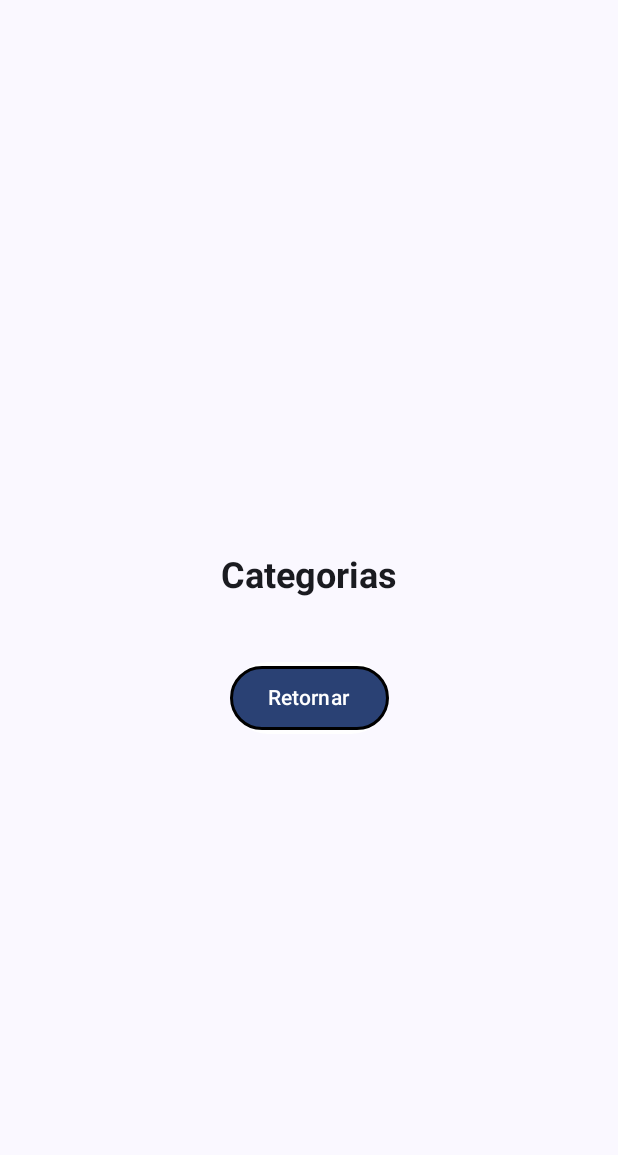
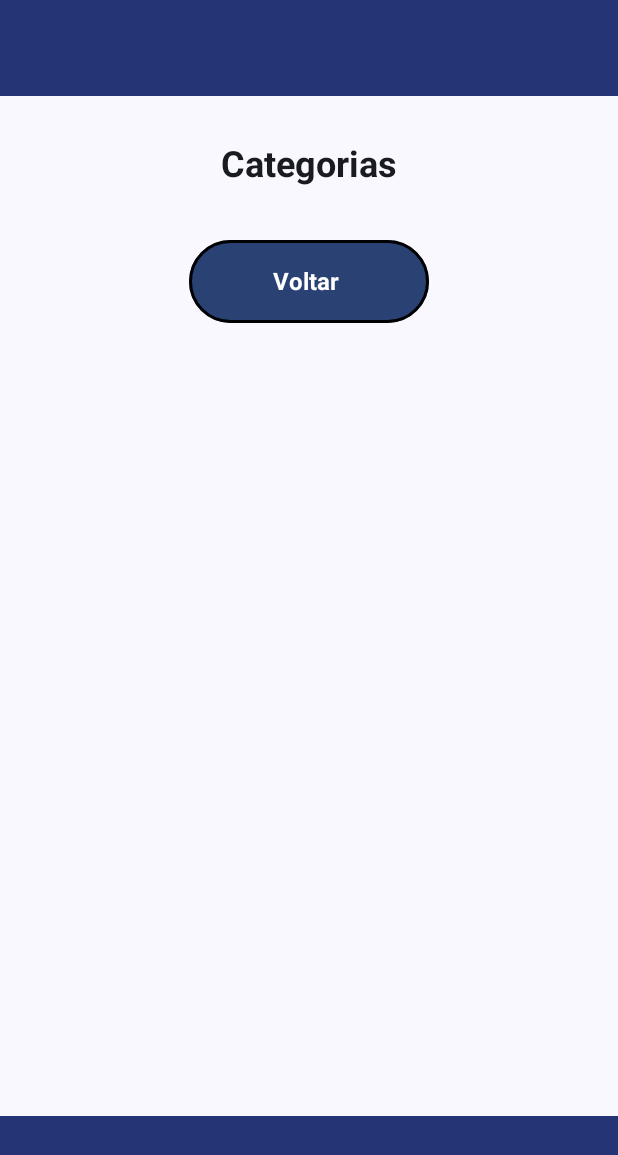
Before and after one commit to gabrielbntt/Pi3-Turma1-Grupo1, an Android app built with Jetpack Compose: the CategoriesActivity screen opened directly, with no data from a screen before it, on a phone screen of 412 x 824 dp. Shown: the top 1155 px of the screen. Run offline under Robolectric (Android 15) with nearby library versions, the phone set to English and light mode, and no system bars; our stand-ins replace Firebase (no records; nobody signed in at launch, a user with empty details on screens opened directly).

Commit message:
Update CategoriesActivity.kt

```diff
--- a/app/src/main/java/br/edu/puc/pi3_time1/CategoriesActivity.kt
+++ b/app/src/main/java/br/edu/puc/pi3_time1/CategoriesActivity.kt
@@ -10,6 +10,7 @@ import androidx.compose.foundation.border
 import androidx.compose.foundation.layout.Arrangement
 import androidx.compose.foundation.layout.Column
 import androidx.compose.foundation.layout.Row
+import androidx.compose.foundation.layout.Spacer
 import androidx.compose.foundation.layout.fillMaxSize
 import androidx.compose.foundation.layout.fillMaxWidth
 import androidx.compose.foundation.layout.height
@@ -21,7 +22,10 @@ import androidx.compose.material.icons.Icons
 import androidx.compose.material.icons.filled.Delete
 import androidx.compose.material.icons.filled.Edit
 import androidx.compose.material3.AlertDialog
+import androidx.compose.material3.BottomAppBar
 import androidx.compose.material3.Button
+import androidx.compose.material3.ButtonDefaults
+import androidx.compose.material3.ExperimentalMaterial3Api
 import androidx.compose.material3.Icon
 import androidx.compose.material3.IconButton
 import androidx.compose.material3.OutlinedTextField
@@ -29,8 +33,11 @@ import androidx.compose.material3.Scaffold
 import androidx.compose.material3.SnackbarDuration
 import androidx.compose.material3.SnackbarHost
 import androidx.compose.material3.SnackbarHostState
+import androidx.compose.material3.Surface
 import androidx.compose.material3.Text
 import androidx.compose.material3.TextField
+import androidx.compose.material3.TopAppBar
+import androidx.compose.material3.TopAppBarDefaults
 import androidx.compose.runtime.Composable
 import androidx.compose.runtime.LaunchedEffect
 import androidx.compose.runtime.getValue
@@ -157,24 +164,20 @@ class CategoriesActivity : ComponentActivity() {
     override fun onCreate(savedInstanceState: Bundle?) {
         super.onCreate(savedInstanceState)
         setContent {
+            Surface(modifier = Modifier.fillMaxSize()){
             Pi3_time1Theme {
                 Categories(
-                    modifier = Modifier
-                        .fillMaxSize()
-                        .wrapContentSize(Alignment.Center)
-                        .width(412.dp)
-                        .height(917.dp)
-                        .background(color = Color(0xFFFFFFFF)),
                     onNavigateToMainActivity = {
                         startActivity(Intent(this@CategoriesActivity, MainActivity::class.java))
                     },
                     snackbarMessage = intent.getStringExtra("SNACKBAR_MESSAGE")
                 )
-            }
+            } }
         }
     }
 }
 
+@OptIn(ExperimentalMaterial3Api::class)
 @Composable
 fun Categories(
     modifier: Modifier = Modifier,
@@ -218,15 +221,30 @@ fun Categories(
     }
 
     Scaffold(
-        snackbarHost = { SnackbarHost(snackbarHostState) },
-        modifier = modifier
+        modifier = modifier,
+        topBar = {
+            TopAppBar(
+                title = { },
+                colors = TopAppBarDefaults.topAppBarColors(
+                    containerColor = Color(0xFF253475)
+                )
+            )
+        },
+        bottomBar = {
+            BottomAppBar(
+                containerColor = Color(0xFF253475),
+                content = {
+
+                }
+            )
+        },
+        snackbarHost = { SnackbarHost(snackbarHostState) }
     ) { innerPadding ->
         Column(
             modifier = Modifier
                 .fillMaxSize()
                 .padding(innerPadding)
-                .padding(top = 32.dp),
-            verticalArrangement = Arrangement.spacedBy(8.dp, Alignment.CenterVertically),
+                .padding(16.dp),
             horizontalAlignment = Alignment.CenterHorizontally
         ) {
             Text(
@@ -235,9 +253,8 @@ fun Categories(
                 fontWeight = FontWeight.Bold,
                 textAlign = TextAlign.Center,
                 modifier = Modifier
-                    .padding(bottom = 30.dp)
-                    .width(412.dp)
-                    .height(36.dp)
+                    .padding(top = 16.dp, bottom = 16.dp)
+
             )
 
             if (isLoading) {
@@ -257,14 +274,15 @@ fun Categories(
                             onValueChange = {},
                             modifier = Modifier
                                 .weight(1f)
-                                .border(2.dp, Color(0xFF000000))
+                                .border(2.dp, Color(0xFF253475))
                                 .background(Color.White)
                                 .height(59.dp),
                             enabled = false,
                             textStyle = TextStyle(
                                 textAlign = TextAlign.Left,
                                 fontSize = 20.sp,
-                                color = Color.Black
+                                color = Color.Black,
+                                fontWeight = FontWeight(800)
                             ),
                             trailingIcon = {
                                 if (category != "Sites Web") {
@@ -382,20 +400,22 @@ fun Categories(
                     }
                 )
             }
-
+            Spacer(modifier = Modifier.height(20.dp))
             Button(
                 onClick = { onNavigateToMainActivity() },
                 modifier = Modifier
                     .border(width = 2.dp, Color(0xFF000000), shape = RoundedCornerShape(size = 100.dp))
-                    .padding(1.dp)
-                    .width(103.dp)
-                    .height(40.dp)
+                    .width(160.dp)
+                    .height(55.dp)
                     .background(color = Color(0xFFFFFFFF), shape = RoundedCornerShape(size = 100.dp))
+
             ) {
                 Text(
-                    text = "Retornar",
+                    text = "Voltar",
+                    fontSize =16.sp,
+                    fontWeight = FontWeight(700),
                     modifier = Modifier
-                        .width(55.dp)
+                        .width(48.dp)
                         .height(20.dp)
                 )
             }
```
